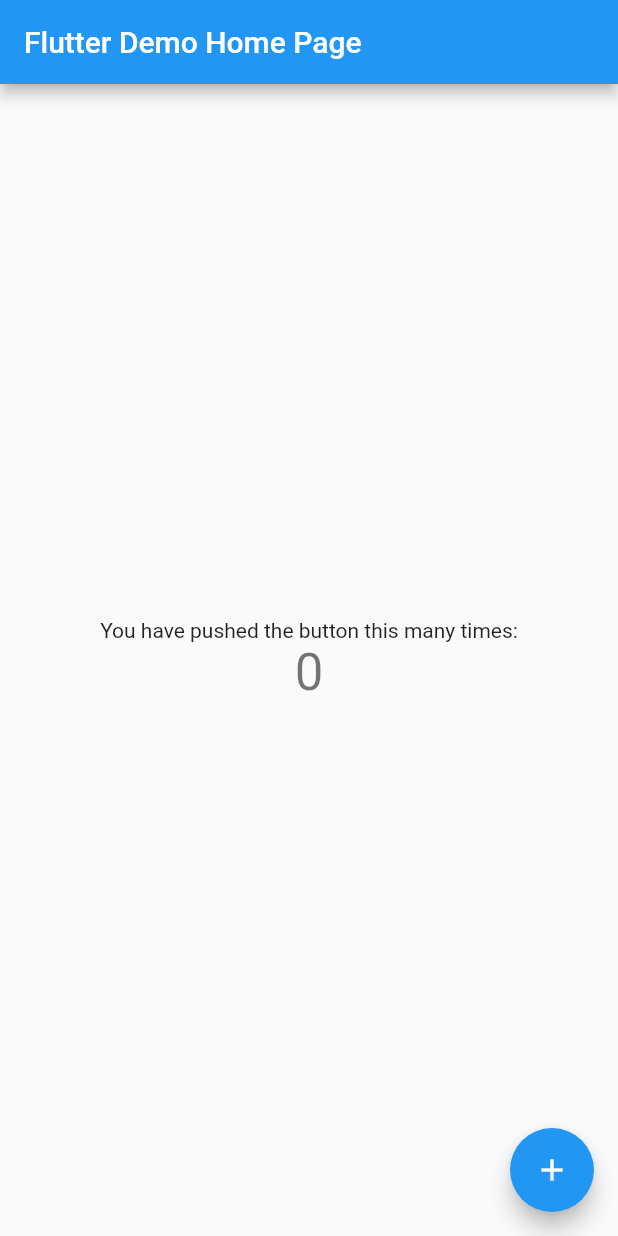
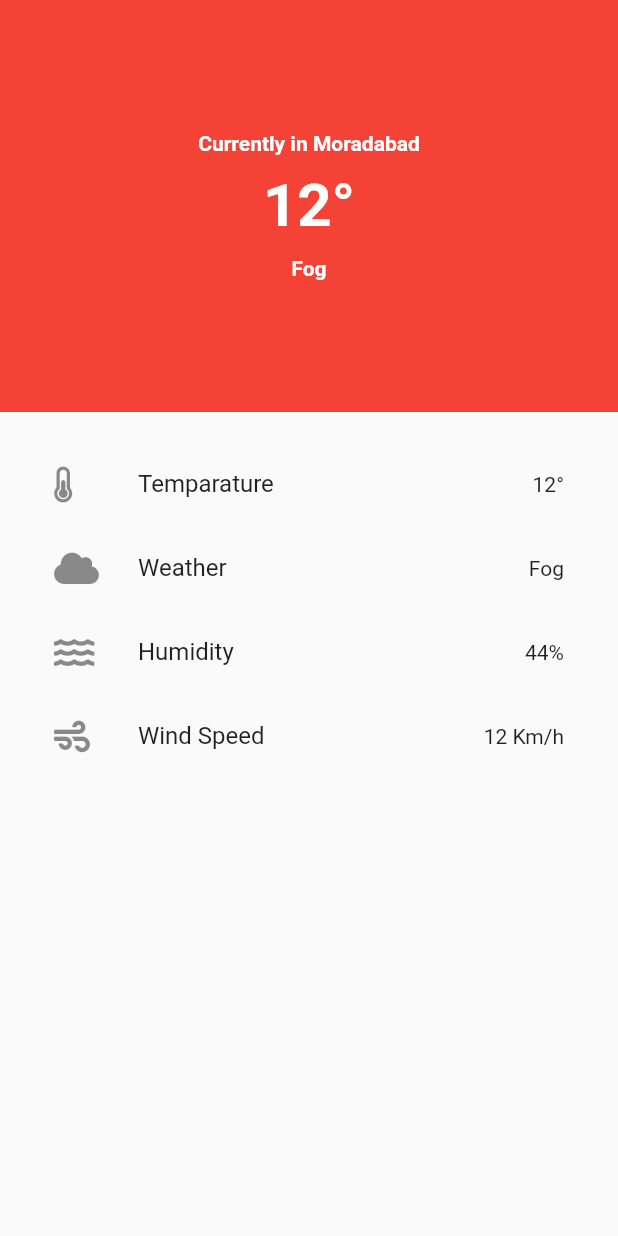
Before and after one commit to priyanshuvishnoi/flutter_weather_app, a Flutter app: the screen it shows after launch, on a phone screen of 412 x 824 dp. Run offline on Flutter 3.47's test engine with Material 2 defaults, Android fonts, the phone set to English and light mode, and no system bars; our stand-ins replace font_awesome_flutter.

Commit message:
basic ui

```diff
--- a/lib/main.dart
+++ b/lib/main.dart
@@ -1,117 +1,100 @@
 import 'package:flutter/material.dart';
+import 'package:font_awesome_flutter/font_awesome_flutter.dart';
+import 'package:http/http.dart';
+import 'dart:convert';
 
-void main() {
-  runApp(MyApp());
+void main() => runApp(
+      MaterialApp(
+        title: 'Weather App',
+        home: Home(),
+      ),
+    );
+
+class Home extends StatefulWidget {
+  @override
+  _HomeState createState() => _HomeState();
 }
 
-class MyApp extends StatelessWidget {
-  // This widget is the root of your application.
+class _HomeState extends State<Home> {
   @override
   Widget build(BuildContext context) {
-    return MaterialApp(
-      title: 'Flutter Demo',
-      theme: ThemeData(
-        // This is the theme of your application.
-        //
-        // Try running your application with "flutter run". You'll see the
-        // application has a blue toolbar. Then, without quitting the app, try
-        // changing the primarySwatch below to Colors.green and then invoke
-        // "hot reload" (press "r" in the console where you ran "flutter run",
-        // or simply save your changes to "hot reload" in a Flutter IDE).
-        // Notice that the counter didn't reset back to zero; the application
-        // is not restarted.
-        primarySwatch: Colors.blue,
-        // This makes the visual density adapt to the platform that you run
-        // the app on. For desktop platforms, the controls will be smaller and
-        // closer together (more dense) than on mobile platforms.
-        visualDensity: VisualDensity.adaptivePlatformDensity,
+    return Scaffold(
+      body: Column(
+        children: [
+          Container(
+            height: MediaQuery.of(context).size.height / 3,
+            width: MediaQuery.of(context).size.width,
+            color: Colors.red,
+            child: SafeArea(
+              child: Column(
+                mainAxisAlignment: MainAxisAlignment.center,
+                crossAxisAlignment: CrossAxisAlignment.center,
+                children: [
+                  Padding(
+                    padding: EdgeInsets.only(bottom: 10),
+                    child: Text(
+                      'Currently in Moradabad',
+                      style: TextStyle(
+                        color: Colors.white,
+                        fontSize: 14,
+                        fontWeight: FontWeight.w600,
                       ),
-      home: MyHomePage(title: 'Flutter Demo Home Page'),
-    );
-  }
-}
-
-class MyHomePage extends StatefulWidget {
-  MyHomePage({Key key, this.title}) : super(key: key);
-
-  // This widget is the home page of your application. It is stateful, meaning
-  // that it has a State object (defined below) that contains fields that affect
-  // how it looks.
-
-  // This class is the configuration for the state. It holds the values (in this
-  // case the title) provided by the parent (in this case the App widget) and
-  // used by the build method of the State. Fields in a Widget subclass are
-  // always marked "final".
-
-  final String title;
-
-  @override
-  _MyHomePageState createState() => _MyHomePageState();
-}
-
-class _MyHomePageState extends State<MyHomePage> {
-  int _counter = 0;
-
-  void _incrementCounter() {
-    setState(() {
-      // This call to setState tells the Flutter framework that something has
-      // changed in this State, which causes it to rerun the build method below
-      // so that the display can reflect the updated values. If we changed
-      // _counter without calling setState(), then the build method would not be
-      // called again, and so nothing would appear to happen.
-      _counter++;
-    });
-  }
-
-  @override
-  Widget build(BuildContext context) {
-    // This method is rerun every time setState is called, for instance as done
-    // by the _incrementCounter method above.
-    //
-    // The Flutter framework has been optimized to make rerunning build methods
-    // fast, so that you can just rebuild anything that needs updating rather
-    // than having to individually change instances of widgets.
-    return Scaffold(
-      appBar: AppBar(
-        // Here we take the value from the MyHomePage object that was created by
-        // the App.build method, and use it to set our appbar title.
-        title: Text(widget.title),
                     ),
-      body: Center(
-        // Center is a layout widget. It takes a single child and positions it
-        // in the middle of the parent.
-        child: Column(
-          // Column is also a layout widget. It takes a list of children and
-          // arranges them vertically. By default, it sizes itself to fit its
-          // children horizontally, and tries to be as tall as its parent.
-          //
-          // Invoke "debug painting" (press "p" in the console, choose the
-          // "Toggle Debug Paint" action from the Flutter Inspector in Android
-          // Studio, or the "Toggle Debug Paint" command in Visual Studio Code)
-          // to see the wireframe for each widget.
-          //
-          // Column has various properties to control how it sizes itself and
-          // how it positions its children. Here we use mainAxisAlignment to
-          // center the children vertically; the main axis here is the vertical
-          // axis because Columns are vertical (the cross axis would be
-          // horizontal).
-          mainAxisAlignment: MainAxisAlignment.center,
-          children: <Widget>[
-            Text(
-              'You have pushed the button this many times:',
                   ),
                   Text(
-              '$_counter',
-              style: Theme.of(context).textTheme.headline4,
+                    '12\u00B0',
+                    style: TextStyle(
+                      color: Colors.white,
+                      fontSize: 40,
+                      fontWeight: FontWeight.w600,
+                    ),
+                  ),
+                  Padding(
+                    padding: EdgeInsets.only(top: 10),
+                    child: Text(
+                      'Fog',
+                      style: TextStyle(
+                        color: Colors.white,
+                        fontSize: 14,
+                        fontWeight: FontWeight.w600,
+                      ),
+                    ),
                   ),
                 ],
               ),
             ),
-      floatingActionButton: FloatingActionButton(
-        onPressed: _incrementCounter,
-        tooltip: 'Increment',
-        child: Icon(Icons.add),
-      ), // This trailing comma makes auto-formatting nicer for build methods.
+          ),
+          Expanded(
+            child: Padding(
+              padding: EdgeInsets.all(20),
+              child: ListView(
+                children: [
+                  ListTile(
+                    leading: FaIcon(FontAwesomeIcons.thermometerHalf),
+                    title: Text("Temparature"),
+                    trailing: Text('12\u00B0'),
+                  ),
+                  ListTile(
+                    leading: FaIcon(FontAwesomeIcons.cloud),
+                    title: Text("Weather"),
+                    trailing: Text('Fog'),
+                  ),
+                  ListTile(
+                    leading: FaIcon(FontAwesomeIcons.water),
+                    title: Text("Humidity"),
+                    trailing: Text('44%'),
+                  ),
+                  ListTile(
+                    leading: FaIcon(FontAwesomeIcons.wind),
+                    title: Text("Wind Speed"),
+                    trailing: Text('12 Km/h'),
+                  ),
+                ],
+              ),
+            ),
+          ),
+        ],
+      ),
     );
   }
 }
--- a/pubspec.yaml
+++ b/pubspec.yaml
@@ -23,7 +23,8 @@ environment:
 dependencies:
   flutter:
     sdk: flutter
-
+  font_awesome_flutter: ^8.11.0
+  http: ^0.12.2
 
   # The following adds the Cupertino Icons font to your application.
   # Use with the CupertinoIcons class for iOS style icons.
```
Also changed, not shown: pubspec.lock, 1 other file. Lines whose indentation alone changed are shown as unchanged.
